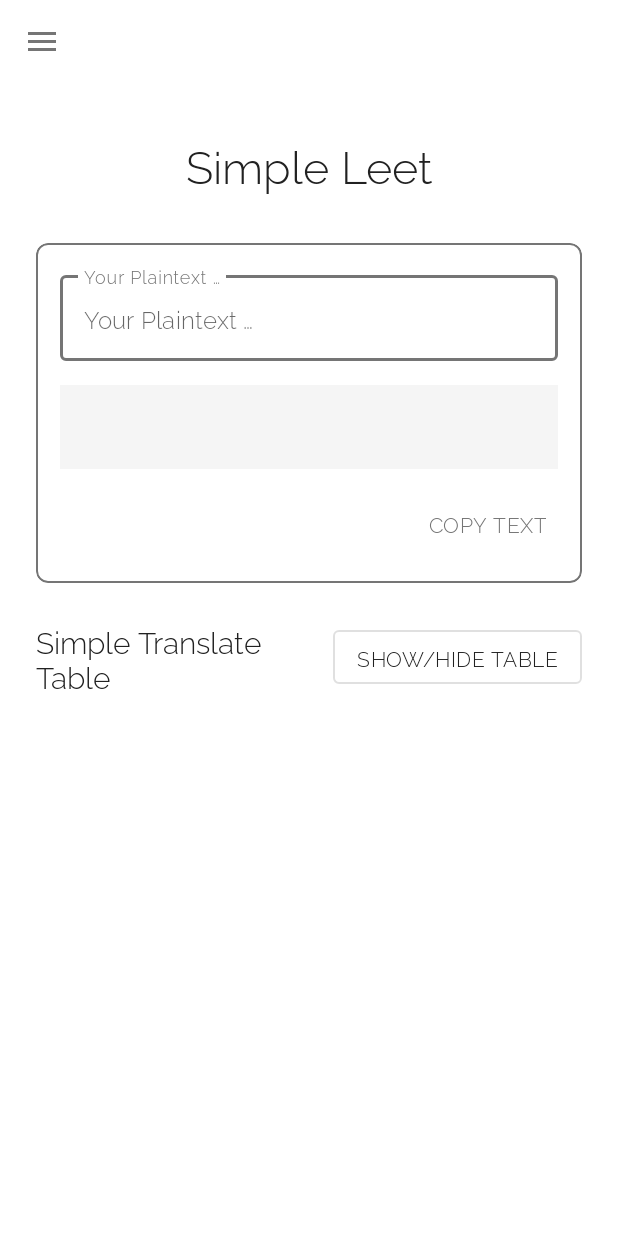
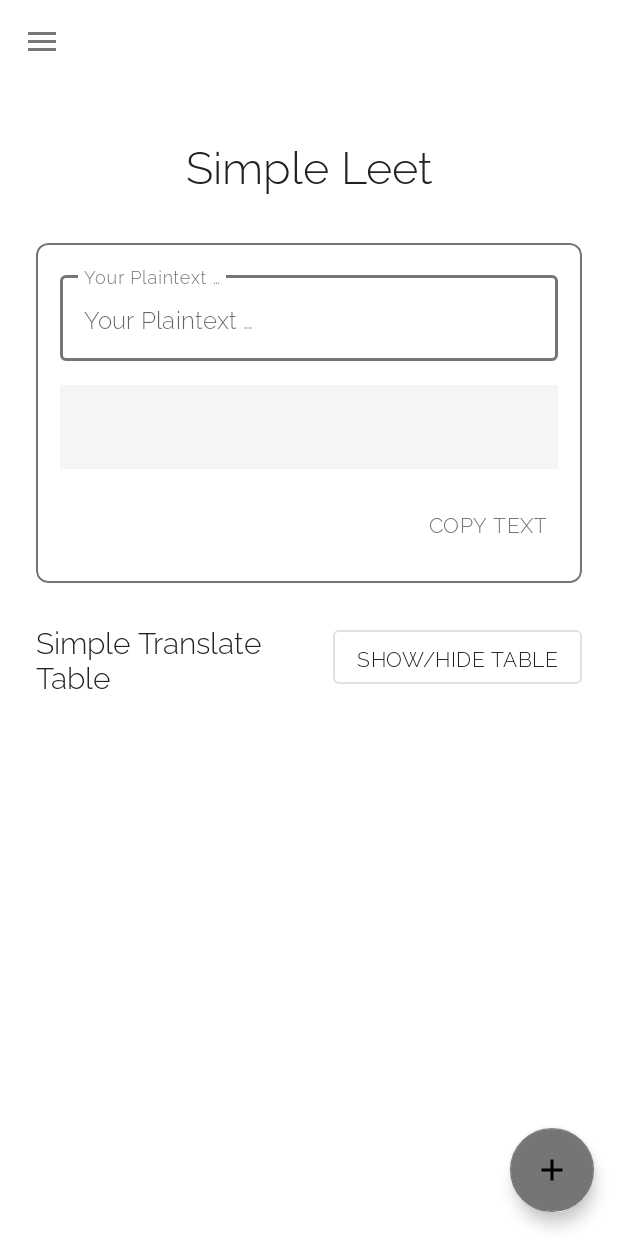
Before and after one commit to B31G3L/Leetspeak-Generator, an Android app: the screen it shows after launch (MainActivity), on a phone screen of 412 x 824 dp. Run offline under Robolectric (Android 15) with nearby library versions, the phone set to English and light mode, and no system bars.

Commit message:
Add toolbar

```diff
--- a/app/src/main/java/com/beigel/leetSpeak_Generator/MainActivity.java
+++ b/app/src/main/java/com/beigel/leetSpeak_Generator/MainActivity.java
@@ -9,8 +9,6 @@ import android.text.Editable;
 import android.text.TextWatcher;
 import android.util.Log;
 import android.view.Gravity;
-import androidx.core.content.res.ResourcesCompat;
-
 import android.view.Menu;
 import android.view.MenuItem;
 import android.view.SubMenu;
@@ -27,11 +25,13 @@ import androidx.appcompat.app.ActionBarDrawerToggle;
 import androidx.appcompat.app.AlertDialog;
 import androidx.appcompat.app.AppCompatActivity;
 import androidx.appcompat.widget.Toolbar;
+import androidx.core.content.res.ResourcesCompat;
 import androidx.core.view.GravityCompat;
 import androidx.drawerlayout.widget.DrawerLayout;
+
+import com.google.android.material.button.MaterialButton;
 import com.google.android.material.card.MaterialCardView;
-import com.google.android.material.button.MaterialButton;
-
+import com.google.android.material.floatingactionbutton.FloatingActionButton;
 import com.google.android.material.navigation.NavigationView;
 
 import java.util.HashMap;
@@ -43,7 +43,7 @@ public class MainActivity extends AppCompatActivity implements NavigationView.On
     private static final int SIMPLE = 0;
     private static final int EXTENDED = 1;
     private static final int CUSTOM = 2;
-    private static final int ABOUT = 3; // Neue Konstante für About-Ansicht
+    private static final int ABOUT = 3;
 
     private final char[] plaintextAlphabet = {'A', 'B', 'C', 'D', 'E', 'F', 'G', 'H', 'I', 'J', 'K', 'L', 'M', 'N', 'O', 'P', 'Q', 'R', 'S', 'T', 'U', 'V', 'W', 'X', 'Y', 'Z'};
 
@@ -55,17 +55,17 @@ public class MainActivity extends AppCompatActivity implements NavigationView.On
 
     private DrawerLayout drawerLayout;
     private NavigationView navigationView;
+    private FloatingActionButton fabAddLeet;
     private EditText inputPlainText;
     private TextView outputLeetText;
     private Button buttonCopy;
-    private Button buttonEdit;
-    private Button buttonSave;
     private TextView tableTitle;
     private TableLayout leetTable;
     private TextView appTitle;
     private TextView navHeaderTitle;
     private MaterialButton buttonExpandTable;
     private MaterialCardView tableContainer;
+    private Toolbar toolbar;
 
     // Für About-Ansicht
     private View mainContentView;
@@ -83,7 +83,7 @@ public class MainActivity extends AppCompatActivity implements NavigationView.On
         setContentView(R.layout.activity_main);
 
         // Initialize Toolbar
-        Toolbar toolbar = findViewById(R.id.toolbar);
+        toolbar = findViewById(R.id.toolbar);
         setSupportActionBar(toolbar);
         if (getSupportActionBar() != null) {
             getSupportActionBar().setTitle("");
@@ -108,13 +108,12 @@ public class MainActivity extends AppCompatActivity implements NavigationView.On
         inputPlainText = findViewById(R.id.inputPlainText);
         outputLeetText = findViewById(R.id.outputLeetText);
         buttonCopy = findViewById(R.id.buttonCopy);
-        buttonEdit = findViewById(R.id.buttonEdit);
-        buttonSave = findViewById(R.id.buttonSave);
         tableTitle = findViewById(R.id.tableTitle);
         leetTable = findViewById(R.id.leetTable);
         appTitle = findViewById(R.id.appTitle);
         buttonExpandTable = findViewById(R.id.buttonExpandTable);
         tableContainer = findViewById(R.id.tableContainer);
+        fabAddLeet = findViewById(R.id.fabAddLeet);
 
         // Initialisiere Views für den Hauptinhalt und About-Ansicht
         mainContentView = findViewById(R.id.main_content);
@@ -141,44 +140,66 @@ public class MainActivity extends AppCompatActivity implements NavigationView.On
         });
 
         // Set up button click listeners
-        buttonCopy.setOnClickListener(new View.OnClickListener() {
-            @Override
-            public void onClick(View v) {
-                copyToClipboard();
-            }
-        });
+        buttonCopy.setOnClickListener(v -> copyToClipboard());
 
-        buttonEdit.setOnClickListener(new View.OnClickListener() {
-            @Override
-            public void onClick(View v) {
-                switchToEditMode();
-            }
-        });
+        buttonExpandTable.setOnClickListener(v -> toggleTableVisibility());
 
-        buttonSave.setOnClickListener(new View.OnClickListener() {
-            @Override
-            public void onClick(View v) {
-                saveCustomTranslations();
-            }
-        });
-
-        buttonExpandTable.setOnClickListener(new View.OnClickListener() {
-            @Override
-            public void onClick(View v) {
-                toggleTableVisibility();
-            }
-        });
+        // Neuer FAB-ClickListener
+        fabAddLeet.setOnClickListener(v -> showNewProfileDialog());
 
         // Set initial mode and update UI
         setActiveMode(SIMPLE);
         updateNavigationView();
     }
 
+    @Override
+    public boolean onCreateOptionsMenu(Menu menu) {
+        // Toolbar-Menü aufblasen
+        getMenuInflater().inflate(R.menu.toolbar_menu, menu);
+        return true;
+    }
+
+    @Override
+    public boolean onPrepareOptionsMenu(Menu menu) {
+        // Aktualisiere Sichtbarkeit der Menüpunkte basierend auf dem aktiven Modus
+        MenuItem editItem = menu.findItem(R.id.action_edit);
+        MenuItem saveItem = menu.findItem(R.id.action_save);
+        MenuItem deleteItem = menu.findItem(R.id.action_delete);
+
+        if (editItem != null && saveItem != null && deleteItem != null) {
+            boolean isCustomMode = activeMode == CUSTOM;
+            boolean isCustomAndNotDefault = isCustomMode && profileManager.getCurrentProfileIndex() > 0;
+
+            editItem.setVisible(isCustomMode && !isEditMode);
+            saveItem.setVisible(isCustomMode && isEditMode);
+            deleteItem.setVisible(isCustomAndNotDefault);
+        }
+
+        return super.onPrepareOptionsMenu(menu);
+    }
+
+    @Override
+    public boolean onOptionsItemSelected(MenuItem item) {
+        int itemId = item.getItemId();
+
+        if (itemId == R.id.action_edit) {
+            switchToEditMode();
+            return true;
+        } else if (itemId == R.id.action_save) {
+            saveCustomTranslations();
+            return true;
+        } else if (itemId == R.id.action_delete) {
+            showDeleteProfileConfirmDialog();
+            return true;
+        }
+
+        return super.onOptionsItemSelected(item);
+    }
+
     private void toggleTableVisibility() {
         isTableExpanded = !isTableExpanded;
         tableContainer.setVisibility(isTableExpanded ? View.VISIBLE : View.GONE);
     }
-
 
     @Override
     public boolean onNavigationItemSelected(@NonNull MenuItem item) {
@@ -193,18 +214,6 @@ public class MainActivity extends AppCompatActivity implements NavigationView.On
             profileManager.setCurrentProfileIndex(0); // Standard-Leet auswählen
             updateTableTitle();
             updateOutput();
-        } else if (itemId == R.id.nav_new_custom) {
-            showNewProfileDialog();
-        } else if (itemId == R.id.nav_save_custom) {
-            if (activeMode == CUSTOM) {
-                saveCurrentCustomProfile();
-            }
-        } else if (itemId == R.id.nav_delete_custom) {
-            if (activeMode == CUSTOM && profileManager.canDeleteCurrentProfile()) {
-                showDeleteProfileConfirmDialog();
-            } else {
-                Toast.makeText(this, R.string.default_profile_no_delete, Toast.LENGTH_SHORT).show();
-            }
         } else if (itemId == R.id.nav_about) {
             showAboutView();
             item.setChecked(true);
@@ -259,12 +268,18 @@ public class MainActivity extends AppCompatActivity implements NavigationView.On
         mainContentView.setVisibility(View.GONE);
         aboutView.setVisibility(View.VISIBLE);
 
+        // FAB ausblenden
+        fabAddLeet.hide();
+
         // App-Titel ändern
         if (getSupportActionBar() != null) {
             getSupportActionBar().setTitle(R.string.about);
         }
 
         activeMode = ABOUT;
+
+        // Toolbar-Menü aktualisieren
+        invalidateOptionsMenu();
     }
 
     // Angepasste Methode, um zurück zur Hauptansicht zu wechseln
@@ -273,6 +288,9 @@ public class MainActivity extends AppCompatActivity implements NavigationView.On
             aboutView.setVisibility(View.GONE);
         }
         mainContentView.setVisibility(View.VISIBLE);
+
+        // FAB wieder anzeigen
+        fabAddLeet.show();
 
         // App-Titel zurücksetzen
         if (getSupportActionBar() != null) {
@@ -294,17 +312,6 @@ public class MainActivity extends AppCompatActivity implements NavigationView.On
 
     private void updateNavigationView() {
         // Update visibility of save/delete options
-        MenuItem saveItem = navigationView.getMenu().findItem(R.id.nav_save_custom);
-        MenuItem deleteItem = navigationView.getMenu().findItem(R.id.nav_delete_custom);
-
-        if (saveItem != null) {
-            saveItem.setVisible(activeMode == CUSTOM);
-        }
-
-        if (deleteItem != null) {
-            deleteItem.setVisible(activeMode == CUSTOM && profileManager.canDeleteCurrentProfile());
-        }
-
         // Update checkmarks for current mode
         MenuItem simpleItem = navigationView.getMenu().findItem(R.id.nav_simple);
         MenuItem extendedItem = navigationView.getMenu().findItem(R.id.nav_extended);
@@ -329,6 +336,9 @@ public class MainActivity extends AppCompatActivity implements NavigationView.On
 
         // Update custom profiles in menu
         updateCustomProfilesInMenu();
+
+        // Aktualisiere Toolbar-Menü
+        invalidateOptionsMenu();
     }
 
     private void updateCustomProfilesInMenu() {
@@ -479,9 +489,12 @@ public class MainActivity extends AppCompatActivity implements NavigationView.On
     private void setActiveMode(int mode) {
         activeMode = mode;
 
-        // Zeige Hauptansicht und verstecke About-Ansicht (falls vorhanden)
+        // Zeige FAB nur in normalen Modi, nicht im About Modus
         if (mode != ABOUT) {
             showMainView();
+            fabAddLeet.show();
+        } else {
+            fabAddLeet.hide();
         }
 
         // Update app title based on mode
@@ -492,8 +505,6 @@ public class MainActivity extends AppCompatActivity implements NavigationView.On
                     navHeaderTitle.setText(R.string.simple);
                 }
                 tableTitle.setText(R.string.simple_table_title);
-                buttonEdit.setVisibility(View.GONE);
-                buttonSave.setVisibility(View.GONE);
                 break;
             case EXTENDED:
                 appTitle.setText(R.string.extended);
@@ -501,8 +512,6 @@ public class MainActivity extends AppCompatActivity implements NavigationView.On
                     navHeaderTitle.setText(R.string.extended);
                 }
                 tableTitle.setText(R.string.extended_table_title);
-                buttonEdit.setVisibility(View.GONE);
-                buttonSave.setVisibility(View.GONE);
                 break;
             case CUSTOM:
                 appTitle.setText(R.string.custom);
@@ -510,8 +519,6 @@ public class MainActivity extends AppCompatActivity implements NavigationView.On
                     navHeaderTitle.setText(R.string.custom);
                 }
                 updateTableTitle();
-                buttonEdit.setVisibility(View.VISIBLE);
-                buttonSave.setVisibility(isEditMode ? View.VISIBLE : View.GONE);
                 break;
             case ABOUT:
                 // Navigiere zur About-Ansicht
@@ -522,7 +529,6 @@ public class MainActivity extends AppCompatActivity implements NavigationView.On
         // Exit edit mode if changing modes
         if (isEditMode) {
             isEditMode = false;
-            buttonSave.setVisibility(View.GONE);
         }
 
         // Update placeholder
@@ -535,6 +541,9 @@ public class MainActivity extends AppCompatActivity implements NavigationView.On
         // Update output and table
         updateOutput();
         updateTable();
+
+        // Update Toolbar actions
+        invalidateOptionsMenu();
     }
 
     private void updateTableTitle() {
@@ -680,15 +689,10 @@ public class MainActivity extends AppCompatActivity implements NavigationView.On
         if (activeMode != CUSTOM) return;
 
         isEditMode = true;
-        buttonEdit.setVisibility(View.GONE);
-        buttonSave.setVisibility(View.VISIBLE);
         updateTable();
 
-        // Update save option in navigation menu
-        MenuItem saveItem = navigationView.getMenu().findItem(R.id.nav_save_custom);
-        if (saveItem != null) {
-            saveItem.setVisible(true);
-        }
+        // Toolbar-Menü aktualisieren
+        invalidateOptionsMenu();
     }
 
     private void saveCustomTranslations() {
@@ -715,19 +719,14 @@ public class MainActivity extends AppCompatActivity implements NavigationView.On
         profileManager.updateCurrentProfile(currentProfile);
 
         isEditMode = false;
-        buttonEdit.setVisibility(View.VISIBLE);
-        buttonSave.setVisibility(View.GONE);
 
         Toast.makeText(this, R.string.save_success, Toast.LENGTH_SHORT).show();
 
         updateTable();
         updateOutput();
 
-        // Hide save menu option
-        MenuItem saveItem = navigationView.getMenu().findItem(R.id.nav_save_custom);
-        if (saveItem != null) {
-            saveItem.setVisible(false);
-        }
+        // Toolbar-Menü aktualisieren
+        invalidateOptionsMenu();
     }
 
     private void copyToClipboard() {
--- /dev/null
+++ b/app/src/main/res/drawable/ic_edit.xml
@@ -0,0 +1,11 @@
+<?xml version="1.0" encoding="utf-8"?>
+<vector xmlns:android="http://schemas.android.com/apk/res/android"
+    android:width="24dp"
+    android:height="24dp"
+    android:viewportWidth="24"
+    android:viewportHeight="24"
+    android:tint="?attr/colorControlNormal">
+    <path
+        android:fillColor="@android:color/white"
+        android:pathData="M3,17.25V21h3.75L17.81,9.94l-3.75,-3.75L3,17.25zM20.71,7.04c0.39,-0.39 0.39,-1.02 0,-1.41l-2.34,-2.34c-0.39,-0.39 -1.02,-0.39 -1.41,0l-1.83,1.83 3.75,3.75 1.83,-1.83z"/>
+</vector>
--- /dev/null
+++ b/app/src/main/res/drawable/ic_fab_add.xml
@@ -0,0 +1,11 @@
+<?xml version="1.0" encoding="utf-8"?>
+<vector xmlns:android="http://schemas.android.com/apk/res/android"
+    android:width="24dp"
+    android:height="24dp"
+    android:viewportWidth="24"
+    android:viewportHeight="24"
+    android:tint="?attr/colorOnSecondary">
+    <path
+        android:fillColor="@android:color/white"
+        android:pathData="M19,13h-6v6h-2v-6H5v-2h6V5h2v6h6v2z"/>
+</vector>
--- /dev/null
+++ b/app/src/main/res/drawable/ic_toolbar_delete.xml
@@ -0,0 +1,11 @@
+<?xml version="1.0" encoding="utf-8"?>
+<vector xmlns:android="http://schemas.android.com/apk/res/android"
+    android:width="24dp"
+    android:height="24dp"
+    android:viewportWidth="24"
+    android:viewportHeight="24"
+    android:tint="?attr/colorControlNormal">
+    <path
+        android:fillColor="@android:color/white"
+        android:pathData="M6,19c0,1.1 0.9,2 2,2h8c1.1,0 2,-0.9 2,-2V7H6v12zM19,4h-3.5l-1,-1h-5l-1,1H5v2h14V4z"/>
+</vector>
--- /dev/null
+++ b/app/src/main/res/drawable/ic_toolbar_save.xml
@@ -0,0 +1,11 @@
+<?xml version="1.0" encoding="utf-8"?>
+<vector xmlns:android="http://schemas.android.com/apk/res/android"
+    android:width="24dp"
+    android:height="24dp"
+    android:viewportWidth="24"
+    android:viewportHeight="24"
+    android:tint="?attr/colorControlNormal">
+    <path
+        android:fillColor="@android:color/white"
+        android:pathData="M17,3L5,3c-1.11,0 -2,0.9 -2,2v14c0,1.1 0.89,2 2,2h14c1.1,0 2,-0.9 2,-2L21,7l-4,-4zM12,19c-1.66,0 -3,-1.34 -3,-3s1.34,-3 3,-3 3,1.34 3,3 -1.34,3 -3,3zM15,9L5,9L5,5h10v4z"/>
+</vector>
--- a/app/src/main/res/layout/activity_main.xml
+++ b/app/src/main/res/layout/activity_main.xml
@@ -146,6 +146,7 @@
                             style="@style/Widget.MaterialComponents.Button.OutlinedButton"
                             android:fontFamily="@font/raleway" />
 
+                        <!-- Diese Buttons werden jetzt in der Toolbar platziert und können hier entfernt werden -->
                         <com.google.android.material.button.MaterialButton
                             android:id="@+id/buttonEdit"
                             android:layout_width="wrap_content"
@@ -244,6 +245,20 @@
             </LinearLayout>
         </ScrollView>
 
+        <!-- Floating Action Button für "Neuen Leet erstellen" -->
+        <com.google.android.material.floatingactionbutton.FloatingActionButton
+            android:id="@+id/fabAddLeet"
+            android:layout_width="wrap_content"
+            android:layout_height="wrap_content"
+            android:layout_gravity="bottom|end"
+            android:layout_margin="16dp"
+            android:contentDescription="@string/new_custom"
+            app:srcCompat="@drawable/ic_fab_add"
+            app:backgroundTint="?attr/colorSecondary"
+            app:tint="?attr/colorOnSecondary"
+            app:fabSize="normal"
+            app:elevation="6dp" />
+
     </androidx.coordinatorlayout.widget.CoordinatorLayout>
 
     <!-- Navigation Drawer -->
--- a/app/src/main/res/menu/nav_menu.xml
+++ b/app/src/main/res/menu/nav_menu.xml
@@ -20,33 +20,11 @@
                 android:icon="@drawable/ic_custom_mode"
                 android:title="@string/custom" />
 
-            <!-- Dynamische benutzerdefinierte Profile werden hier hinzugefügt -->
-            <group
-                android:id="@+id/nav_group_custom_profiles"
-                android:checkableBehavior="single" />
+            <!-- Hier werden benutzerdefinierte Leets dynamisch eingefügt -->
         </menu>
     </item>
 
-    <item android:title="@string/profile_actions">
-        <menu>
-            <item
-                android:id="@+id/nav_new_custom"
-                android:icon="@drawable/ic_add_profile"
-                android:title="@string/new_custom" />
-
-            <item
-                android:id="@+id/nav_save_custom"
-                android:icon="@drawable/ic_save_profile"
-                android:title="@string/save_current_custom"
-                android:visible="false" />
-
-            <item
-                android:id="@+id/nav_delete_custom"
-                android:icon="@drawable/ic_delete_profile"
-                android:title="@string/delete_current_custom"
-                android:visible="false" />
-        </menu>
-    </item>
+    <!-- Leet Actions wurden entfernt und in Toolbar/FAB verlagert -->
 
     <!-- Neues Menü für App-Informationen -->
     <item android:title="@string/about">
--- /dev/null
+++ b/app/src/main/res/menu/toolbar_menu.xml
@@ -0,0 +1,25 @@
+<?xml version="1.0" encoding="utf-8"?>
+<menu xmlns:android="http://schemas.android.com/apk/res/android"
+    xmlns:app="http://schemas.android.com/apk/res-auto">
+
+    <item
+        android:id="@+id/action_edit"
+        android:icon="@drawable/ic_edit"
+        android:title="@string/edit"
+        app:showAsAction="ifRoom"
+        android:visible="false" />
+
+    <item
+        android:id="@+id/action_save"
+        android:icon="@drawable/ic_toolbar_save"
+        android:title="@string/save"
+        app:showAsAction="ifRoom"
+        android:visible="false" />
+
+    <item
+        android:id="@+id/action_delete"
+        android:icon="@drawable/ic_toolbar_delete"
+        android:title="@string/delete_current_custom"
+        app:showAsAction="ifRoom"
+        android:visible="false" />
+</menu>
```
